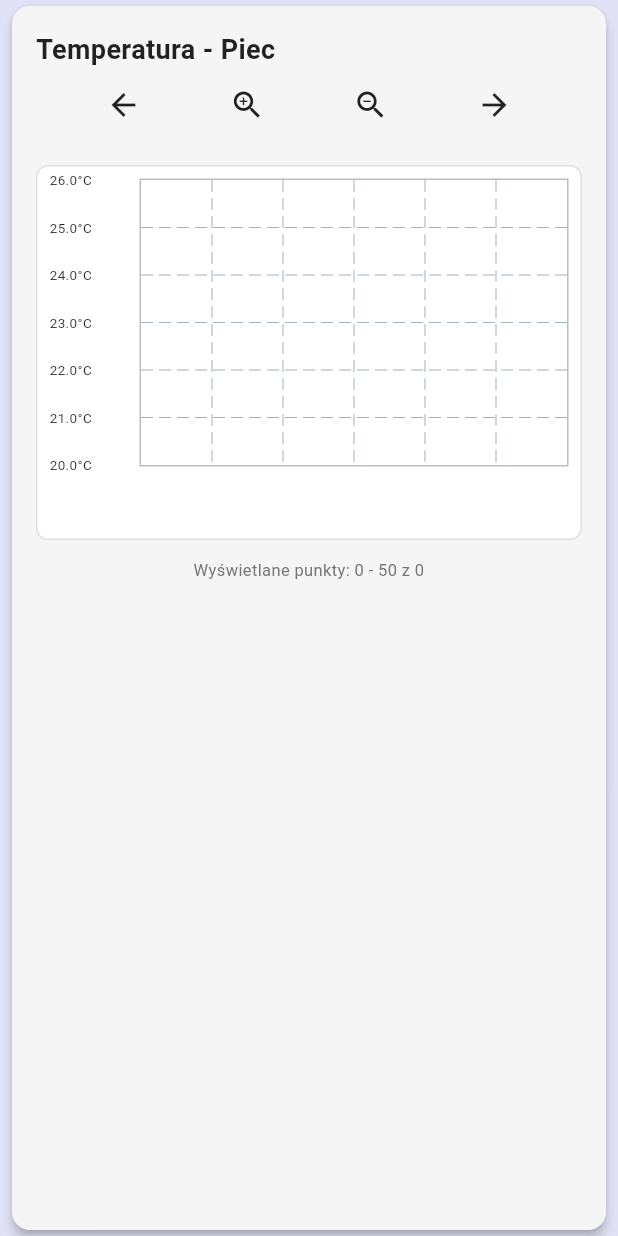
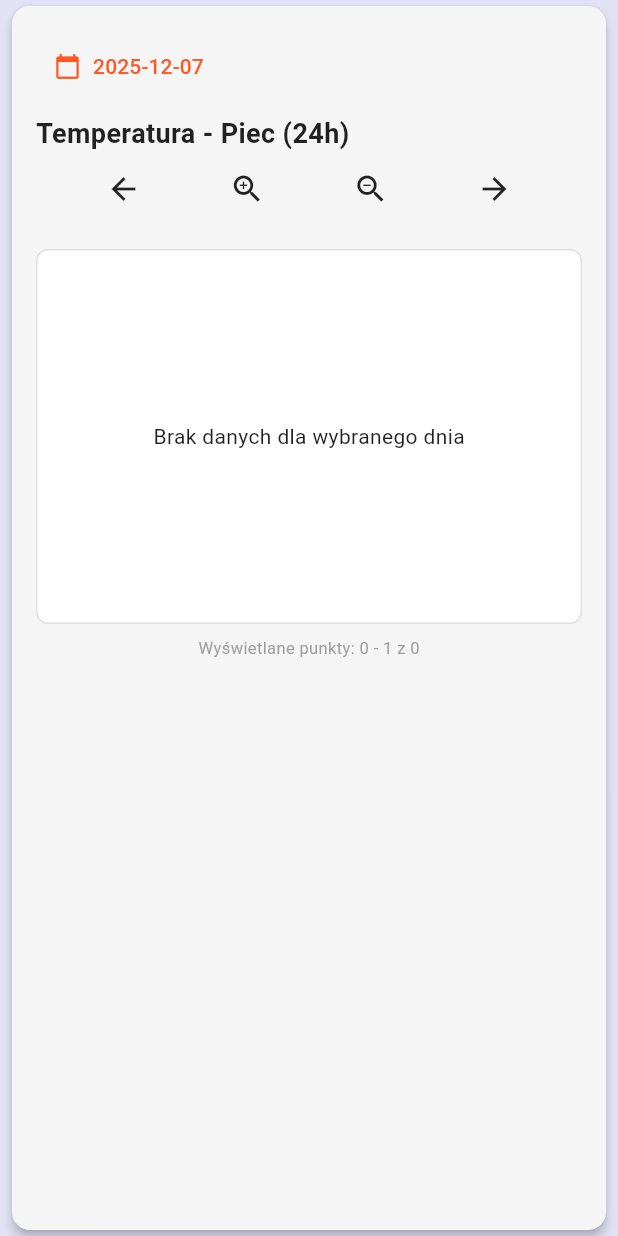
Before and after one commit to Legia-Warszawa/homePulse-iot-front, a Flutter app: the InteractiveFurnaceChart widget shown alone on an empty page, opened directly with empty values, on a phone screen of 412 x 824 dp. Run offline on Flutter 3.47's test engine with Material 3 defaults, Android fonts, the phone set to English and light mode, and no system bars; drawn by our look-alikes of fl_chart; network calls fail.

Commit message:
chart furnace with choose date

```diff
--- a/lib/servises/connect_server.dart
+++ b/lib/servises/connect_server.dart
@@ -4,7 +4,7 @@ import 'dart:io' show Platform;
 import 'package:flutter/foundation.dart' show kIsWeb;
 
 class ConnectServer {
-  static const String baseUrl = 'http://100.105.194.33:8000';
+  static const String baseUrl = 'http://192.168.1.12:8000';
   static const String api = 'items';
   static const String latestEndpoint = 'latest';
 
--- a/lib/servises/history_servis.dart
+++ b/lib/servises/history_servis.dart
@@ -2,7 +2,7 @@ import 'dart:convert';
 import 'package:http/http.dart' as http;
 
 class HistoryService {
-  static const String baseUrl = 'http://100.105.194.33:8000';
+  static const String baseUrl = 'http://192.168.1.12:8000';
   static const String historyEndpoint = '/items/history';
   static const String pokuj = 'esp-pokoj';
   static const String zewnatrz = 'esp-zewnatrz';
--- a/lib/widget/Interactive_furnace_chart.dart
+++ b/lib/widget/Interactive_furnace_chart.dart
@@ -12,25 +12,51 @@ class InteractiveFurnaceChart extends StatefulWidget {
 }
 
 class _InteractiveFurnaceChartState extends State<InteractiveFurnaceChart> {
+  DateTime selectedDay = DateTime.now();
+  List<EspFurnanceC02> filteredData = [];
+
   double minX = 0;
-  double maxX = 50; // Pokaż 50 punktów na raz
-  double minY = 20;
-  double maxY = 26;
+  double maxX = 50;
+  double minY = 0;
+  double maxY = 40;
 
   @override
   void initState() {
     super.initState();
-    if (widget.furnaceData.isNotEmpty) {
-      maxX = widget.furnaceData.length > 50 ? 50 : widget.furnaceData.length.toDouble();
+    _filterDataForSelectedDay();
+  }
 
-      // Automatyczne skalowanie Y na podstawie danych
-      final temps = widget.furnaceData.map((e) => e.temperature).toList();
+  // ============================================================
+  //      FILTROWANIE DANYCH NA PODSTAWIE WYBRANEJ DATY
+  // ============================================================
+  void _filterDataForSelectedDay() {
+    filteredData = widget.furnaceData.where((d) {
+      return d.timestamp.year == selectedDay.year &&
+             d.timestamp.month == selectedDay.month &&
+             d.timestamp.day == selectedDay.day;
+    }).toList();
+
+    if (filteredData.isEmpty) {
+      minX = 0;
+      maxX = 1;
+      minY = 0;
+      maxY = 1;
+      return;
+    }
+
+    maxX = filteredData.length > 50 ? 50 : filteredData.length.toDouble();
+
+    final temps = filteredData.map((e) => e.temperature).toList();
     minY = temps.reduce((a, b) => a < b ? a : b) - 1;
     maxY = temps.reduce((a, b) => a > b ? a : b) + 1;
   }
-  }
 
+  // ============================================================
+  //                  NAWIGACJA (PAN + ZOOM)
+  // ============================================================
   void _panLeft() {
+    if (filteredData.isEmpty) return;
+
     setState(() {
       if (minX > 0) {
         double range = maxX - minX;
@@ -45,27 +71,36 @@ class _InteractiveFurnaceChartState extends State<InteractiveFurnaceChart> {
   }
 
   void _panRight() {
+    if (filteredData.isEmpty) return;
+
     setState(() {
       double range = maxX - minX;
       maxX += 10;
       minX = maxX - range;
-      if (maxX > widget.furnaceData.length) {
-        maxX = widget.furnaceData.length.toDouble();
+      if (maxX > filteredData.length) {
+        maxX = filteredData.length.toDouble();
         minX = maxX - range;
       }
     });
   }
 
   void _zoomIn() {
+    if (filteredData.isEmpty) return;
+
     setState(() {
       double center = (minX + maxX) / 2;
       double range = (maxX - minX) * 0.8;
       minX = center - range / 2;
       maxX = center + range / 2;
+
+      if (minX < 0) minX = 0;
+      if (maxX > filteredData.length) maxX = filteredData.length.toDouble();
     });
   }
 
   void _zoomOut() {
+    if (filteredData.isEmpty) return;
+
     setState(() {
       double center = (minX + maxX) / 2;
       double range = (maxX - minX) * 1.25;
@@ -73,17 +108,22 @@ class _InteractiveFurnaceChartState extends State<InteractiveFurnaceChart> {
       maxX = center + range / 2;
 
       if (minX < 0) minX = 0;
-      if (maxX > widget.furnaceData.length) maxX = widget.furnaceData.length.toDouble();
+      if (maxX > filteredData.length) maxX = filteredData.length.toDouble();
     });
   }
 
   void _resetZoom() {
+    if (filteredData.isEmpty) return;
+
     setState(() {
       minX = 0;
-      maxX = widget.furnaceData.length > 50 ? 50 : widget.furnaceData.length.toDouble();
+      maxX = filteredData.length > 50 ? 50 : filteredData.length.toDouble();
     });
   }
 
+  // ============================================================
+  //                           UI
+  // ============================================================
   @override
   Widget build(BuildContext context) {
     return Card(
@@ -93,46 +133,60 @@ class _InteractiveFurnaceChartState extends State<InteractiveFurnaceChart> {
         child: Column(
           crossAxisAlignment: CrossAxisAlignment.start,
           children: [
+
+            // ================================================
+            //           WYBÓR DNIA Z KALENDARZA
+            // ================================================
+            TextButton.icon(
+              icon: Icon(Icons.calendar_today),
+              label: Text(
+                "${selectedDay.year}-${selectedDay.month.toString().padLeft(2, '0')}-${selectedDay.day.toString().padLeft(2, '0')}",
+              ),
+              onPressed: () async {
+                DateTime? picked = await showDatePicker(
+                  context: context,
+                  initialDate: selectedDay,
+                  firstDate: DateTime(2020),
+                  lastDate: DateTime.now(),
+                );
+
+                if (picked != null) {
+                  setState(() {
+                    selectedDay = picked;
+                    _filterDataForSelectedDay();
+                  });
+                }
+              },
+            ),
+
+            SizedBox(height: 8),
+
             Text(
-              'Temperatura - Piec ',
+              'Temperatura - Piec (24h)',
               style: TextStyle(fontSize: 18, fontWeight: FontWeight.bold),
             ),
-            // Przyciski kontrolne
+
+            // ================================================
+            //                PRZYCISKI ZOOM + PAN
+            // ================================================
             Row(
               mainAxisAlignment: MainAxisAlignment.spaceEvenly,
               children: [
-                IconButton(
-                  onPressed: _panLeft,
-                  icon: Icon(Icons.arrow_back),
-                  tooltip: 'Przesuń w lewo',
-                ),
-                IconButton(
-                  onPressed: _zoomIn,
-                  icon: Icon(Icons.zoom_in),
-                  tooltip: 'Przybliż',
-                ),
-                IconButton(
-                  onPressed: _zoomOut,
-                  icon: Icon(Icons.zoom_out),
-                  tooltip: 'Oddal',
-                ),
-                // IconButton(
-                //   onPressed: _resetZoom,
-                //   icon: Icon(Icons.refresh),
-                //   tooltip: 'Reset widoku',
-                // ),
-                IconButton(
-                  onPressed: _panRight,
-                  icon: Icon(Icons.arrow_forward),
-                  tooltip: 'Przesuń w prawo',
-                ),
+                IconButton(onPressed: _panLeft, icon: Icon(Icons.arrow_back)),
+                IconButton(onPressed: _zoomIn, icon: Icon(Icons.zoom_in)),
+                IconButton(onPressed: _zoomOut, icon: Icon(Icons.zoom_out)),
+                IconButton(onPressed: _panRight, icon: Icon(Icons.arrow_forward)),
               ],
             ),
+
             SizedBox(height: 16),
+
+            // ================================================
+            //                     WYKRES
+            // ================================================
             Container(
               height: 250,
               width: double.infinity,
-              clipBehavior: Clip.hardEdge,
               decoration: BoxDecoration(
                 color: Colors.white,
                 borderRadius: BorderRadius.circular(8),
@@ -140,7 +194,9 @@ class _InteractiveFurnaceChartState extends State<InteractiveFurnaceChart> {
               ),
               child: Padding(
                 padding: EdgeInsets.all(8),
-                child: LineChart(
+                child: filteredData.isEmpty
+                    ? Center(child: Text("Brak danych dla wybranego dnia"))
+                    : LineChart(
                         LineChartData(
                           minX: minX,
                           maxX: maxX,
@@ -149,111 +205,106 @@ class _InteractiveFurnaceChartState extends State<InteractiveFurnaceChart> {
 
                           clipData: FlClipData.all(),
 
+                          // ===============================
+                          //      TOOLTIP (odwrócony index)
+                          // ===============================
                           lineTouchData: LineTouchData(
                             enabled: true,
                             touchTooltipData: LineTouchTooltipData(
-                        tooltipBorderRadius: BorderRadius.circular(8),
-                        tooltipPadding: EdgeInsets.all(8),
-                        tooltipMargin: 16,
-                        // WAŻNE: Ustawienia pozycji tooltip
-                        fitInsideHorizontally: true,
-                        fitInsideVertically: true,
-                        getTooltipItems: (touchedSpots) {
-                          return touchedSpots.map((spot) {
-                            if (spot.x.toInt() < widget.furnaceData.length && spot.x.toInt() >= 0) {
-                              final data = widget.furnaceData[spot.x.toInt()];
+                              getTooltipItems: (spots) {
+                                return spots.map((spot) {
+                                  int reversedIndex = filteredData.length - 1 - spot.x.toInt();
+                                  final data = filteredData[reversedIndex];
                                   return LineTooltipItem(
-                                '${data.temperature.toStringAsFixed(1)}°C\n${data.timeOnly}',
-                                TextStyle(color: Colors.white, fontSize: 12),
+                                    "${data.temperature.toStringAsFixed(1)}°C\n${data.timeOnly}",
+                                    TextStyle(color: Colors.white),
                                   );
-                            }
-                            return null;
-                          }).whereType<LineTooltipItem>().toList();
+                                }).toList();
                               },
                             ),
                           ),
 
                           gridData: FlGridData(
                             show: true,
-                      drawHorizontalLine: true,
-                      drawVerticalLine: true,
                             horizontalInterval: (maxY - minY) / 6,
                             verticalInterval: (maxX - minX) / 6,
                           ),
+
                           titlesData: FlTitlesData(
                             leftTitles: AxisTitles(
                               sideTitles: SideTitles(
                                 showTitles: true,
-                          reservedSize: 60,
                                 interval: (maxY - minY) / 6,
                                 getTitlesWidget: (value, meta) {
-                            return Padding(
-                              padding: EdgeInsets.only(right: 8),
-                              child: Text(
-                                '${value.toStringAsFixed(1)}°C',
-                                style: TextStyle(fontSize: 9),
-                              ),
-                            );
+                                  return Text("${value.toStringAsFixed(1)}°C", style: TextStyle(fontSize: 9));
                                 },
                               ),
                             ),
+
+                            // ===============================
+                            //    OŚ CZASU (odwrócony index)
+                            // ===============================
                             bottomTitles: AxisTitles(
                               sideTitles: SideTitles(
                                 showTitles: true,
+                                interval: (maxX - minX) / 6,
                                 reservedSize: 40,
-                          interval: (maxX - minX) / 6,
                                 getTitlesWidget: (value, meta) {
-                            if (value.toInt() >= 0 && value.toInt() < widget.furnaceData.length) {
-                              final time = widget.furnaceData[value.toInt()].timestamp;
-                              return Padding(
-                                padding: EdgeInsets.only(top: 4),
-                                child: Transform.rotate(
+                                  int i = value.toInt();
+                                  if (i >= 0 && i < filteredData.length) {
+                                    final realIndex = filteredData.length - 1 - i;
+                                    final time = filteredData[realIndex].timestamp;
+                                    return Transform.rotate(
                                       angle: -0.3,
                                       child: Text(
-                                    '${time.hour.toString().padLeft(2, '0')}:${time.minute.toString().padLeft(2, '0')}',
+                                        "${time.hour.toString().padLeft(2, '0')}:${time.minute.toString().padLeft(2, '0')}",
                                         style: TextStyle(fontSize: 8),
-                                  ),
                                       ),
                                     );
                                   }
-                            return Text('');
+                                  return Text("");
                                 },
                               ),
                             ),
+
                             topTitles: AxisTitles(sideTitles: SideTitles(showTitles: false)),
                             rightTitles: AxisTitles(sideTitles: SideTitles(showTitles: false)),
                           ),
+
                           borderData: FlBorderData(
                             show: true,
-                      border: Border.all(color: Colors.grey.shade400, width: 1),
+                            border: Border.all(color: Colors.grey.shade400),
                           ),
+
+                          // ===============================
+                          //       WYKRES (odwrócony)
+                          // ===============================
                           lineBarsData: [
                             LineChartBarData(
-                        spots: widget.furnaceData
-                            .asMap()
-                            .entries
-                            .map((e) => FlSpot(e.key.toDouble(), e.value.temperature))
-                            .toList(),
+                              spots: List.generate(filteredData.length, (i) {
+                                final reversedIndex = filteredData.length - 1 - i;
+                                return FlSpot(
+                                  i.toDouble(),
+                                  filteredData[reversedIndex].temperature,
+                                );
+                              }),
                               isCurved: true,
-                        color: Colors.orange, // Kolor charakterystyczny dla pieca
+                              color: Colors.orange,
                               barWidth: 2,
                               dotData: FlDotData(show: false),
-                        preventCurveOverShooting: true,
                             ),
                           ],
                         ),
                       ),
               ),
             ),
+
             SizedBox(height: 8),
-            // Informacja o aktualnym zakresie
-            Container(
-              width: double.infinity,
-              padding: EdgeInsets.symmetric(vertical: 4),
+
+            Center(
               child: Text(
-                'Wyświetlane punkty: ${minX.toInt()} - ${maxX.toInt()} z ${widget.furnaceData.length}',
-                style: TextStyle(fontSize: 11, color: Colors.grey[600]),
-                textAlign: TextAlign.center,
+                "Wyświetlane punkty: ${minX.toInt()} - ${maxX.toInt()} z ${filteredData.length}",
+                style: TextStyle(fontSize: 11, color: Colors.grey),
               ),
             ),
           ],
--- a/pubspec.yaml
+++ b/pubspec.yaml
@@ -36,6 +36,7 @@ dependencies:
   cupertino_icons: ^1.0.8
   http: ^1.5.0
   fl_chart: ^1.1.1
+  intl: ^0.18.1
 
 dev_dependencies:
   flutter_test:
```
Also changed, not shown: flutter_01.png (added), pubspec.lock. Lines whose indentation alone changed are shown as unchanged.
